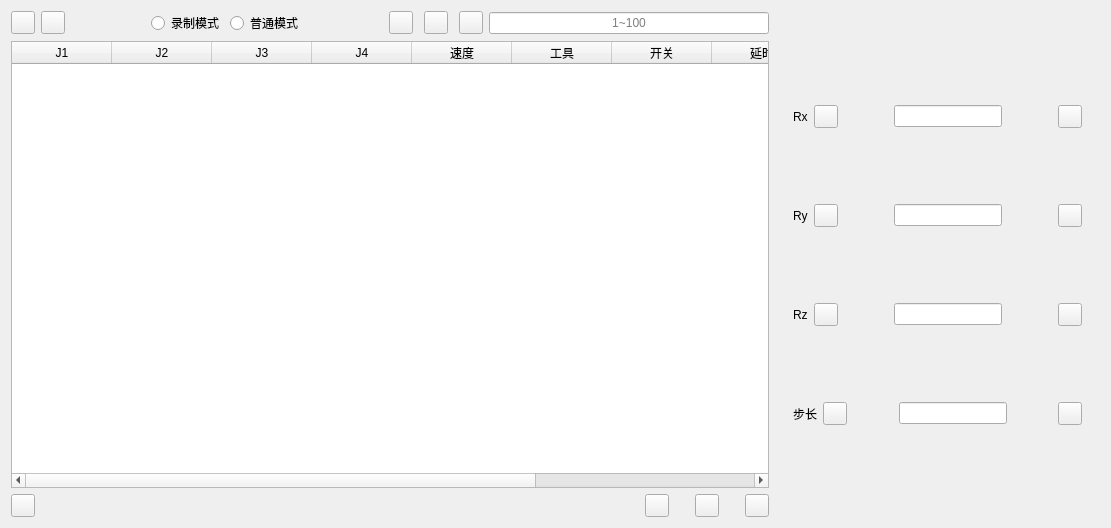
Before: the Qt Designer form ui/teach_page.ui in CoreJK/blinx_robot_arm_control, drawn with Qt 5.
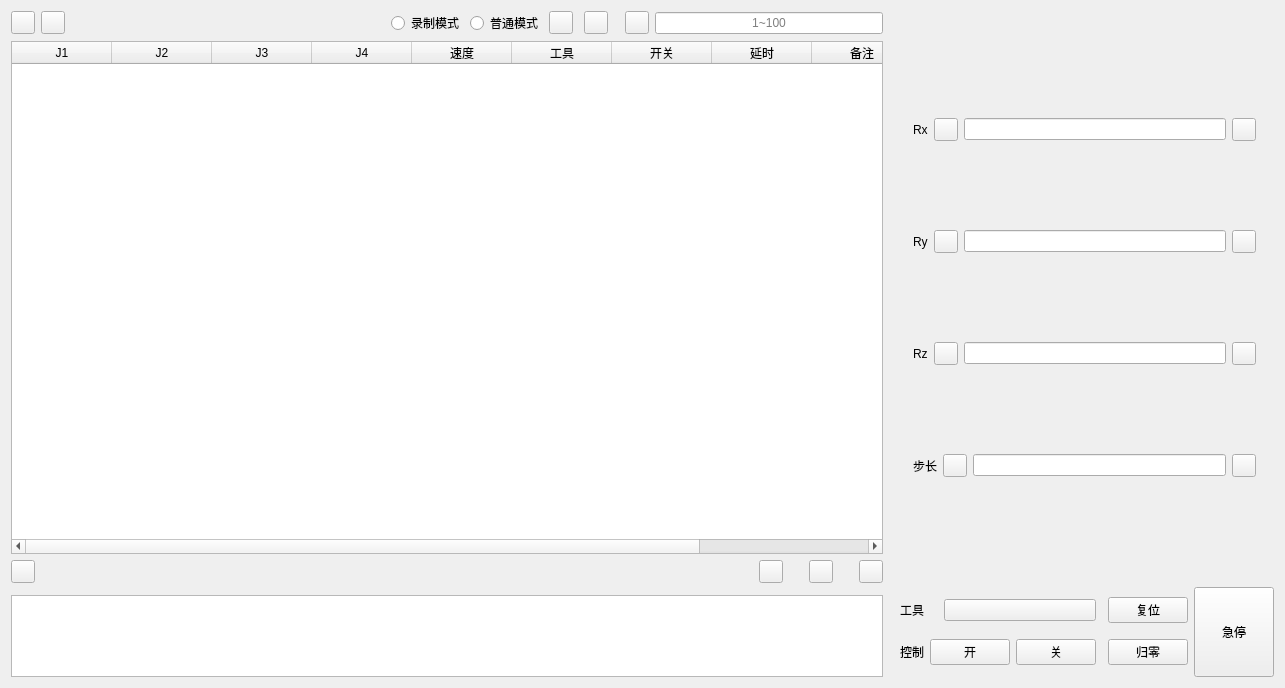
After: the same form once the commit is applied. The open tabs and pages were chosen to show the change. Icons and pictures are not drawn. Custom widgets are drawn as their Qt base class.

Commit message: feat(示教控制): 完成示教页面基本控件的布局

What changed in the file:
```diff
--- a/ui/teach_page.ui
+++ b/ui/teach_page.ui
@@ -6,16 +6,18 @@
    <rect>
     <x>0</x>
     <y>0</y>
-    <width>1111</width>
-    <height>528</height>
+    <width>1285</width>
+    <height>688</height>
    </rect>
   </property>
   <property name="windowTitle">
    <string>Frame</string>
   </property>
-  <layout class="QHBoxLayout" name="horizontalLayout_4">
+  <layout class="QHBoxLayout" name="horizontalLayout_5">
    <item>
-    <layout class="QHBoxLayout" name="horizontalLayout_3" stretch="7,3">
+    <layout class="QHBoxLayout" name="horizontalLayout_4" stretch="7,0,3">
+     <item>
+      <layout class="QVBoxLayout" name="verticalLayout_10" stretch="7,0,1">
      <item>
       <layout class="QVBoxLayout" name="TeachLayout">
        <item>
@@ -36,7 +38,7 @@
            </property>
            <property name="sizeHint" stdset="0">
             <size>
-             <width>80</width>
+               <width>320</width>
              <height>20</height>
             </size>
            </property>
@@ -56,22 +58,6 @@
            </property>
           </widget>
          </item>
-         <item>
-          <spacer name="horizontalSpacer_2">
-           <property name="orientation">
-            <enum>Qt::Horizontal</enum>
-           </property>
-           <property name="sizeType">
-            <enum>QSizePolicy::Minimum</enum>
-           </property>
-           <property name="sizeHint" stdset="0">
-            <size>
-             <width>80</width>
-             <height>20</height>
-            </size>
-           </property>
-          </spacer>
-         </item>
          <item>
           <widget class="ToolButton" name="ActionRunButton"/>
          </item>
@@ -110,6 +96,9 @@
            </property>
           </spacer>
          </item>
+           <item>
+            <widget class="VerticalSeparator" name="VerticalSeparator_2"/>
+           </item>
          <item>
           <widget class="ToolButton" name="ActionLoopRunButton"/>
          </item>
@@ -251,14 +240,25 @@
       </layout>
      </item>
      <item>
-      <layout class="QVBoxLayout" name="RobotArmControlLaylout">
+        <widget class="HorizontalSeparator" name="HorizontalSeparator"/>
+       </item>
+       <item>
+        <widget class="PlainTextEdit" name="PlainTextEdit"/>
+       </item>
+      </layout>
+     </item>
+     <item>
+      <widget class="VerticalSeparator" name="VerticalSeparator"/>
+     </item>
+     <item>
+      <layout class="QVBoxLayout" name="verticalLayout_11" stretch="0,12,2">
        <item>
         <widget class="SegmentedWidget" name="RobotArmControlSegmentedWidget"/>
        </item>
        <item>
         <widget class="QStackedWidget" name="ArmActionControlStackWidget">
          <property name="currentIndex">
-          <number>2</number>
+          <number>0</number>
          </property>
          <widget class="QWidget" name="ArmAngleControlPage">
           <layout class="QVBoxLayout" name="verticalLayout_6">
@@ -455,9 +455,7 @@
           </layout>
          </widget>
          <widget class="QWidget" name="ArmEndToolsCoordinateControlPage">
-          <layout class="QVBoxLayout" name="verticalLayout_7">
-           <item>
-            <layout class="QVBoxLayout" name="verticalLayout_3">
+          <layout class="QHBoxLayout" name="horizontalLayout_6">
              <item>
               <widget class="CardWidget" name="ArmEndToolsCoordinateControlCard">
                <layout class="QHBoxLayout" name="horizontalLayout_21">
@@ -549,8 +547,6 @@
               </widget>
              </item>
             </layout>
-           </item>
-          </layout>
          </widget>
          <widget class="QWidget" name="ArmEndToolsPositionControlPage">
           <layout class="QVBoxLayout" name="verticalLayout">
@@ -571,35 +567,9 @@
                   <item>
                    <widget class="ToolButton" name="RxAxisSubButton"/>
                   </item>
-                  <item>
-                   <spacer name="horizontalSpacer_8">
-                    <property name="orientation">
-                     <enum>Qt::Horizontal</enum>
-                    </property>
-                    <property name="sizeHint" stdset="0">
-                     <size>
-                      <width>40</width>
-                      <height>20</height>
-                     </size>
-                    </property>
-                   </spacer>
-                  </item>
                   <item>
                    <widget class="LineEdit" name="RxAxisEdit"/>
                   </item>
-                  <item>
-                   <spacer name="horizontalSpacer_9">
-                    <property name="orientation">
-                     <enum>Qt::Horizontal</enum>
-                    </property>
-                    <property name="sizeHint" stdset="0">
-                     <size>
-                      <width>40</width>
-                      <height>20</height>
-                     </size>
-                    </property>
-                   </spacer>
-                  </item>
                   <item>
                    <widget class="ToolButton" name="RxAxisAddButton"/>
                   </item>
@@ -617,35 +587,9 @@
                   <item>
                    <widget class="ToolButton" name="RyAxisSubButton"/>
                   </item>
-                  <item>
-                   <spacer name="horizontalSpacer_10">
-                    <property name="orientation">
-                     <enum>Qt::Horizontal</enum>
-                    </property>
-                    <property name="sizeHint" stdset="0">
-                     <size>
-                      <width>40</width>
-                      <height>20</height>
-                     </size>
-                    </property>
-                   </spacer>
-                  </item>
                   <item>
                    <widget class="LineEdit" name="RyAxisEdit"/>
                   </item>
-                  <item>
-                   <spacer name="horizontalSpacer_11">
-                    <property name="orientation">
-                     <enum>Qt::Horizontal</enum>
-                    </property>
-                    <property name="sizeHint" stdset="0">
-                     <size>
-                      <width>40</width>
-                      <height>20</height>
-                     </size>
-                    </property>
-                   </spacer>
-                  </item>
                   <item>
                    <widget class="ToolButton" name="RyAxisAddButton"/>
                   </item>
@@ -663,35 +607,9 @@
                   <item>
                    <widget class="ToolButton" name="RzAxisSubButton"/>
                   </item>
-                  <item>
-                   <spacer name="horizontalSpacer_12">
-                    <property name="orientation">
-                     <enum>Qt::Horizontal</enum>
-                    </property>
-                    <property name="sizeHint" stdset="0">
-                     <size>
-                      <width>40</width>
-                      <height>20</height>
-                     </size>
-                    </property>
-                   </spacer>
-                  </item>
                   <item>
                    <widget class="LineEdit" name="RzAxisEdit"/>
                   </item>
-                  <item>
-                   <spacer name="horizontalSpacer_13">
-                    <property name="orientation">
-                     <enum>Qt::Horizontal</enum>
-                    </property>
-                    <property name="sizeHint" stdset="0">
-                     <size>
-                      <width>40</width>
-                      <height>20</height>
-                     </size>
-                    </property>
-                   </spacer>
-                  </item>
                   <item>
                    <widget class="ToolButton" name="RzAxisAddButton"/>
                   </item>
@@ -709,35 +627,9 @@
                   <item>
                    <widget class="ToolButton" name="ApStepSubButton"/>
                   </item>
-                  <item>
-                   <spacer name="horizontalSpacer_14">
-                    <property name="orientation">
-                     <enum>Qt::Horizontal</enum>
-                    </property>
-                    <property name="sizeHint" stdset="0">
-                     <size>
-                      <width>40</width>
-                      <height>20</height>
-                     </size>
-                    </property>
-                   </spacer>
-                  </item>
                   <item>
                    <widget class="LineEdit" name="ApStepEdit"/>
                   </item>
-                  <item>
-                   <spacer name="horizontalSpacer_15">
-                    <property name="orientation">
-                     <enum>Qt::Horizontal</enum>
-                    </property>
-                    <property name="sizeHint" stdset="0">
-                     <size>
-                      <width>40</width>
-                      <height>20</height>
-                     </size>
-                    </property>
-                   </spacer>
-                  </item>
                   <item>
                    <widget class="ToolButton" name="ApStepAddButton"/>
                   </item>
@@ -752,6 +644,139 @@
          </widget>
         </widget>
        </item>
+       <item>
+        <layout class="QHBoxLayout" name="horizontalLayout_3" stretch="4,7">
+         <item>
+          <layout class="QVBoxLayout" name="verticalLayout_9">
+           <item>
+            <layout class="QHBoxLayout" name="horizontalLayout_tools" stretch="0,2,8">
+             <property name="spacing">
+              <number>6</number>
+             </property>
+             <item>
+              <spacer name="horizontalSpacer_16">
+               <property name="orientation">
+                <enum>Qt::Horizontal</enum>
+               </property>
+               <property name="sizeType">
+                <enum>QSizePolicy::Minimum</enum>
+               </property>
+               <property name="sizeHint" stdset="0">
+                <size>
+                 <width>5</width>
+                 <height>20</height>
+                </size>
+               </property>
+              </spacer>
+             </item>
+             <item>
+              <widget class="StrongBodyLabel" name="StrongBodyLabel">
+               <property name="text">
+                <string>工具</string>
+               </property>
+              </widget>
+             </item>
+             <item>
+              <widget class="ComboBox" name="ComboBox"/>
+             </item>
+            </layout>
+           </item>
+           <item>
+            <layout class="QHBoxLayout" name="horizontalLayout_tool_control" stretch="0,0,0,0,0">
+             <item>
+              <spacer name="horizontalSpacer_17">
+               <property name="orientation">
+                <enum>Qt::Horizontal</enum>
+               </property>
+               <property name="sizeType">
+                <enum>QSizePolicy::Minimum</enum>
+               </property>
+               <property name="sizeHint" stdset="0">
+                <size>
+                 <width>5</width>
+                 <height>20</height>
+                </size>
+               </property>
+              </spacer>
+             </item>
+             <item>
+              <widget class="StrongBodyLabel" name="StrongBodyLabel_2">
+               <property name="text">
+                <string>控制</string>
+               </property>
+              </widget>
+             </item>
+             <item>
+              <widget class="PushButton" name="PushButton_5">
+               <property name="text">
+                <string>开</string>
+               </property>
+              </widget>
+             </item>
+             <item>
+              <spacer name="horizontalSpacer_8">
+               <property name="orientation">
+                <enum>Qt::Horizontal</enum>
+               </property>
+               <property name="sizeHint" stdset="0">
+                <size>
+                 <width>40</width>
+                 <height>20</height>
+                </size>
+               </property>
+              </spacer>
+             </item>
+             <item>
+              <widget class="PushButton" name="PushButton_4">
+               <property name="text">
+                <string>关</string>
+               </property>
+              </widget>
+             </item>
+            </layout>
+           </item>
+          </layout>
+         </item>
+         <item>
+          <layout class="QHBoxLayout" name="horizontalLayout_arm_init">
+           <item>
+            <widget class="VerticalSeparator" name="VerticalSeparator_3"/>
+           </item>
+           <item>
+            <layout class="QVBoxLayout" name="verticalLayout_8">
+             <item>
+              <widget class="PushButton" name="PushButton">
+               <property name="text">
+                <string>复位</string>
+               </property>
+              </widget>
+             </item>
+             <item>
+              <widget class="PushButton" name="PushButton_2">
+               <property name="text">
+                <string>归零</string>
+               </property>
+              </widget>
+             </item>
+            </layout>
+           </item>
+           <item>
+            <widget class="PushButton" name="PushButton_3">
+             <property name="maximumSize">
+              <size>
+               <width>90</width>
+               <height>90</height>
+              </size>
+             </property>
+             <property name="text">
+              <string>急停</string>
+             </property>
+            </widget>
+           </item>
+          </layout>
+         </item>
+        </layout>
+       </item>
       </layout>
      </item>
     </layout>
@@ -759,6 +784,16 @@
   </layout>
  </widget>
  <customwidgets>
+  <customwidget>
+   <class>ComboBox</class>
+   <extends>QPushButton</extends>
+   <header>qfluentwidgets</header>
+  </customwidget>
+  <customwidget>
+   <class>PushButton</class>
+   <extends>QPushButton</extends>
+   <header>qfluentwidgets</header>
+  </customwidget>
   <customwidget>
    <class>ToolButton</class>
    <extends>QToolButton</extends>
@@ -769,6 +804,16 @@
    <extends>QRadioButton</extends>
    <header>qfluentwidgets</header>
   </customwidget>
+  <customwidget>
+   <class>HorizontalSeparator</class>
+   <extends>QWidget</extends>
+   <header>qfluentwidgets</header>
+  </customwidget>
+  <customwidget>
+   <class>VerticalSeparator</class>
+   <extends>QWidget</extends>
+   <header>qfluentwidgets</header>
+  </customwidget>
   <customwidget>
    <class>CardWidget</class>
    <extends>QFrame</extends>
@@ -795,6 +840,11 @@
    <extends>QLineEdit</extends>
    <header>qfluentwidgets</header>
   </customwidget>
+  <customwidget>
+   <class>PlainTextEdit</class>
+   <extends>QPlainTextEdit</extends>
+   <header>qfluentwidgets</header>
+  </customwidget>
   <customwidget>
    <class>TableWidget</class>
    <extends>QTableWidget</extends>
```
Lines whose indentation alone changed are shown as unchanged. The commit also changes 2 other files.
